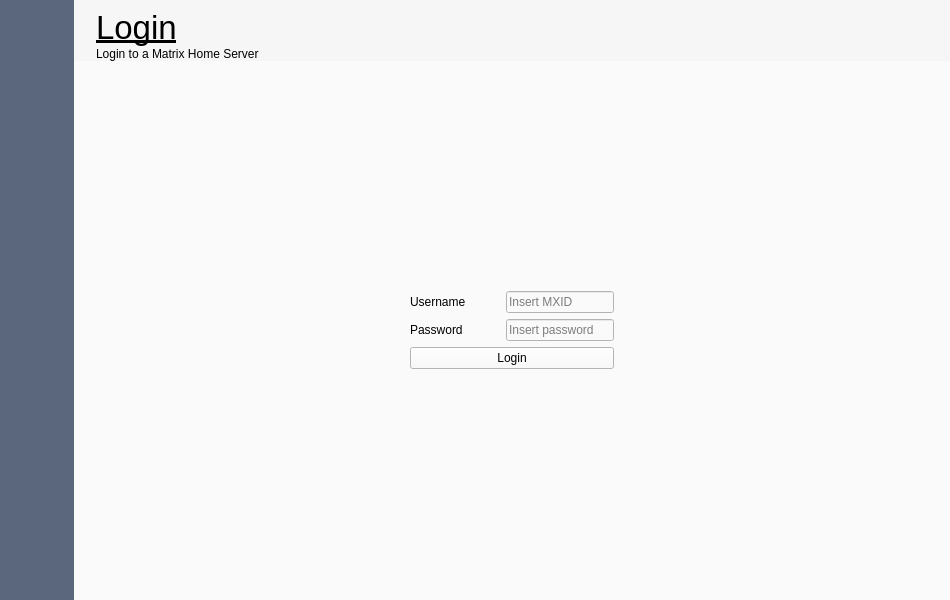
Nordgedanken/Morpheus, file qml/ui/login.ui: the form before one commit.
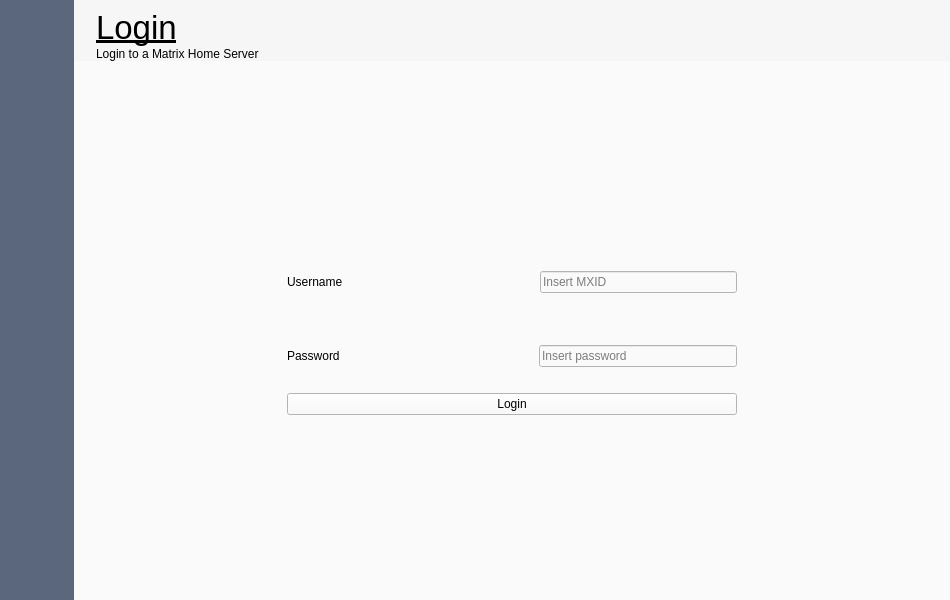
The form after the commit. Icons and pictures are not drawn.

Commit message: Make login mask a bit bigger by default

```diff
--- a/qml/ui/login.ui
+++ b/qml/ui/login.ui
@@ -488,9 +488,42 @@
          </property>
          <item row="0" column="0" alignment="Qt::AlignHCenter|Qt::AlignVCenter">
           <widget class="QWidget" name="Wrapper" native="true">
+           <property name="sizePolicy">
+            <sizepolicy hsizetype="Expanding" vsizetype="Expanding">
+             <horstretch>0</horstretch>
+             <verstretch>0</verstretch>
+            </sizepolicy>
+           </property>
+           <property name="minimumSize">
+            <size>
+             <width>450</width>
+             <height>170</height>
+            </size>
+           </property>
            <layout class="QVBoxLayout" name="verticalLayout_3">
+            <property name="spacing">
+             <number>0</number>
+            </property>
+            <property name="leftMargin">
+             <number>0</number>
+            </property>
+            <property name="topMargin">
+             <number>0</number>
+            </property>
+            <property name="rightMargin">
+             <number>0</number>
+            </property>
+            <property name="bottomMargin">
+             <number>0</number>
+            </property>
             <item>
              <widget class="QWidget" name="Username_w" native="true">
+              <property name="sizePolicy">
+               <sizepolicy hsizetype="Expanding" vsizetype="Expanding">
+                <horstretch>0</horstretch>
+                <verstretch>0</verstretch>
+               </sizepolicy>
+              </property>
               <layout class="QHBoxLayout" name="horizontalLayout_3">
                <property name="spacing">
                 <number>0</number>
@@ -509,6 +542,12 @@
                </property>
                <item>
                 <widget class="QLabel" name="Username">
+                 <property name="sizePolicy">
+                  <sizepolicy hsizetype="Preferred" vsizetype="Expanding">
+                   <horstretch>0</horstretch>
+                   <verstretch>0</verstretch>
+                  </sizepolicy>
+                 </property>
                  <property name="text">
                   <string>Username</string>
                  </property>
@@ -529,6 +568,12 @@
                </item>
                <item>
                 <widget class="QLineEdit" name="UsernameInput">
+                 <property name="sizePolicy">
+                  <sizepolicy hsizetype="Expanding" vsizetype="Fixed">
+                   <horstretch>0</horstretch>
+                   <verstretch>0</verstretch>
+                  </sizepolicy>
+                 </property>
                  <property name="placeholderText">
                   <string>Insert MXID</string>
                  </property>
@@ -539,6 +584,12 @@
             </item>
             <item>
              <widget class="QWidget" name="Password_w" native="true">
+              <property name="sizePolicy">
+               <sizepolicy hsizetype="Expanding" vsizetype="Expanding">
+                <horstretch>0</horstretch>
+                <verstretch>0</verstretch>
+               </sizepolicy>
+              </property>
               <layout class="QHBoxLayout" name="horizontalLayout_2">
                <property name="spacing">
                 <number>0</number>
@@ -557,6 +608,12 @@
                </property>
                <item>
                 <widget class="QLabel" name="Password">
+                 <property name="sizePolicy">
+                  <sizepolicy hsizetype="Preferred" vsizetype="Expanding">
+                   <horstretch>0</horstretch>
+                   <verstretch>0</verstretch>
+                  </sizepolicy>
+                 </property>
                  <property name="text">
                   <string>Password</string>
                  </property>
```
